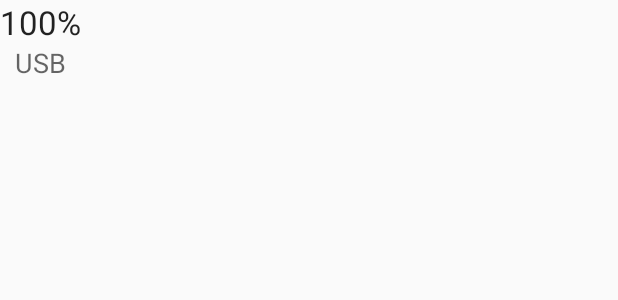
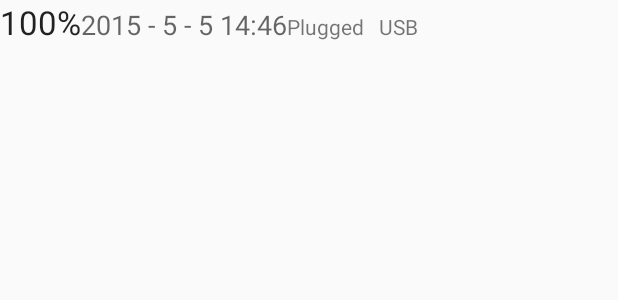
Before and after one commit to mfiumara/intelligent-charger, an Android app: the layout item_event.xml on its own in the app's theme, with its tools: preview values and no code run, on a phone screen of 412 x 824 dp. Shown: the top 300 px of the screen. Run offline under Robolectric (Android 15) with nearby library versions, the phone set to English and light mode, and no system bars.

Commit message:
Commit before pushing

```diff
--- a/app/src/main/java/tum/ei/ics/intelligentcharger/MainActivity.java
+++ b/app/src/main/java/tum/ei/ics/intelligentcharger/MainActivity.java
@@ -4,10 +4,12 @@ import android.content.Intent;
 import android.content.IntentFilter;
 import android.support.v7.app.ActionBarActivity;
 import android.os.Bundle;
+import android.util.Log;
 import android.view.Menu;
 import android.view.MenuItem;
 import android.view.View;
 import android.widget.ListView;
+import android.widget.Switch;
 import android.widget.Toast;
 
 import java.util.List;
@@ -70,4 +72,8 @@ public class MainActivity extends ActionBarActivity {
         eventAdapter.setData(events);
         lv.setAdapter(eventAdapter);
     }
+
+    public void debugMessages(View view) {
+        boolean on = ((Switch) view).isChecked();
+    }
 }
--- a/app/src/main/java/tum/ei/ics/intelligentcharger/receiver/BatteryChangedReceiver.java
+++ b/app/src/main/java/tum/ei/ics/intelligentcharger/receiver/BatteryChangedReceiver.java
@@ -31,6 +31,5 @@ public class BatteryChangedReceiver extends BroadcastReceiver {
 
         Event event = new Event(status, chargePlug, level, voltage, temperature);
         event.save();
-
     }
 }
--- a/app/src/main/java/tum/ei/ics/intelligentcharger/service/BatteryService.java
+++ b/app/src/main/java/tum/ei/ics/intelligentcharger/service/BatteryService.java
@@ -65,7 +65,7 @@ public class BatteryService extends Service {
 
     @Override
     public int onStartCommand(Intent intent, int flags, int startId) {
-        Toast.makeText(this, "Service starting", Toast.LENGTH_SHORT).show();
+//        Toast.makeText(this, "Service starting", Toast.LENGTH_SHORT).show();
 
         // For each start request, send a message to start a job and deliver the
         // start ID so we know which request we're stopping when we finish the job
@@ -85,6 +85,6 @@ public class BatteryService extends Service {
 
     @Override
     public void onDestroy() {
-        Toast.makeText(this, "Service done", Toast.LENGTH_SHORT).show();
+//        Toast.makeText(this, "Service done", Toast.LENGTH_SHORT).show();
     }
 }
--- a/app/src/main/res/layout/item_event.xml
+++ b/app/src/main/res/layout/item_event.xml
@@ -3,12 +3,38 @@
     android:orientation="vertical"
     android:layout_width="match_parent"
     android:layout_height="match_parent">
+
+    <GridLayout
+        android:layout_width="match_parent"
+        android:layout_height="match_parent"
+        android:id="@+id/grid">
+
         <TextView
             android:id="@+id/level"
             android:layout_width="wrap_content"
             android:layout_height="wrap_content"
             android:text="100%"
-        android:textAppearance="?android:attr/textAppearanceLarge" />
+            android:textAppearance="?android:attr/textAppearanceLarge"
+            android:layout_row="0"
+            android:layout_column="0" />
+
+        <TextView
+            android:layout_width="wrap_content"
+            android:layout_height="wrap_content"
+            android:text="2015 - 5 - 5 14:46"
+            android:textAppearance="?android:attr/textAppearanceMedium"
+            android:id="@+id/datetime"
+            android:layout_row="0"
+            android:layout_column="1" />
+
+        <TextView
+            android:layout_width="wrap_content"
+            android:layout_height="wrap_content"
+            android:text="Plugged"
+            android:textAppearance="?android:attr/textAppearanceSmall"
+            android:id="@+id/plugged"
+            android:layout_row="0"
+            android:layout_column="2" />
 
         <TextView
             android:id="@+id/status"
@@ -16,6 +42,9 @@
             android:layout_height="wrap_content"
             android:layout_marginLeft="10dp"
             android:text="USB"
-        android:textAppearance="?android:attr/textAppearanceMedium" />
+            android:textAppearance="?android:attr/textAppearanceSmall"
+            android:layout_row="0"
+            android:layout_column="3" />
+    </GridLayout>
 
 </LinearLayout>
```
Also changed, not shown: app/src/main/AndroidManifest.xml (+8 -0 lines), app/src/main/java/tum/ei/ics/intelligentcharger/adapter/EventAdapter.java (+6 -1 lines), app/src/main/java/tum/ei/ics/intelligentcharger/entity/Cycle.java (added, +20 -0 lines), app/src/main/java/tum/ei/ics/intelligentcharger/entity/Event.java (+7 -2 lines), app/src/main/java/tum/ei/ics/intelligentcharger/receiver/BootCompletedReceiver.java (added, +21 -0 lines), app/src/main/java/tum/ei/ics/intelligentcharger/receiver/PowerConnectedReceiver.java (+2 -7 lines), app/src/main/java/tum/ei/ics/intelligentcharger/receiver/PowerDisconnectedReceiver.java (+2 -7 lines), app/src/main/res/layout/activity_main.xml (+17 -4 lines). Lines whose indentation alone changed are shown as unchanged.
